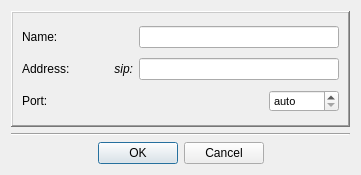
This is Homer/forms/ContactEditDialog.ui in Homer-Conferencing/Homer-Conferencing as Qt 5 draws it before an edit. The edited form follows.
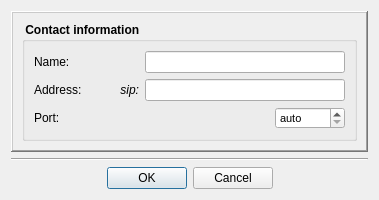
This is the edited form. Icons and pictures are not drawn.

Commit message: - GUI cleanup: aligned layout of new dialogues to old ones

```diff
--- a/Homer/forms/ContactEditDialog.ui
+++ b/Homer/forms/ContactEditDialog.ui
@@ -6,8 +6,8 @@
    <rect>
     <x>0</x>
     <y>0</y>
-    <width>361</width>
-    <height>175</height>
+    <width>379</width>
+    <height>195</height>
    </rect>
   </property>
   <property name="sizePolicy">
@@ -38,6 +38,18 @@
      <property name="frameShadow">
       <enum>QFrame::Raised</enum>
      </property>
+     <layout class="QVBoxLayout" name="verticalLayout_3">
+      <item>
+       <widget class="QGroupBox" name="groupBox">
+        <property name="font">
+         <font>
+          <weight>75</weight>
+          <bold>true</bold>
+         </font>
+        </property>
+        <property name="title">
+         <string> Contact information </string>
+        </property>
      <layout class="QVBoxLayout" name="verticalLayout_2">
       <item>
        <layout class="QHBoxLayout">
@@ -61,6 +73,12 @@
             <height>16</height>
            </size>
           </property>
+             <property name="font">
+              <font>
+               <weight>50</weight>
+               <bold>false</bold>
+              </font>
+             </property>
           <property name="text">
            <string>Name:</string>
           </property>
@@ -90,12 +108,14 @@
           <property name="maximumSize">
            <size>
             <width>200</width>
-            <height>16777215</height>
+               <height>22</height>
            </size>
           </property>
           <property name="font">
            <font>
             <pointsize>8</pointsize>
+               <weight>50</weight>
+               <bold>false</bold>
            </font>
           </property>
           <property name="alignment">
@@ -127,6 +147,12 @@
             <height>16</height>
            </size>
           </property>
+             <property name="font">
+              <font>
+               <weight>50</weight>
+               <bold>false</bold>
+              </font>
+             </property>
           <property name="text">
            <string>Address:</string>
           </property>
@@ -149,7 +175,9 @@
          <widget class="QLabel" name="label">
           <property name="font">
            <font>
+               <weight>50</weight>
             <italic>true</italic>
+               <bold>false</bold>
            </font>
           </property>
           <property name="text">
@@ -171,12 +199,14 @@
           <property name="maximumSize">
            <size>
             <width>200</width>
-            <height>16777215</height>
+               <height>22</height>
            </size>
           </property>
           <property name="font">
            <font>
             <pointsize>8</pointsize>
+               <weight>50</weight>
+               <bold>false</bold>
            </font>
           </property>
           <property name="alignment">
@@ -208,6 +238,12 @@
             <height>16</height>
            </size>
           </property>
+             <property name="font">
+              <font>
+               <weight>50</weight>
+               <bold>false</bold>
+              </font>
+             </property>
           <property name="text">
            <string>Port:</string>
           </property>
@@ -243,6 +279,8 @@
           <property name="font">
            <font>
             <pointsize>8</pointsize>
+               <weight>50</weight>
+               <bold>false</bold>
            </font>
           </property>
           <property name="specialValueText">
@@ -266,6 +304,9 @@
          </widget>
         </item>
        </layout>
+         </item>
+        </layout>
+       </widget>
       </item>
      </layout>
     </widget>
```
Lines whose indentation alone changed are shown as unchanged. The commit also changes 3 other files.
